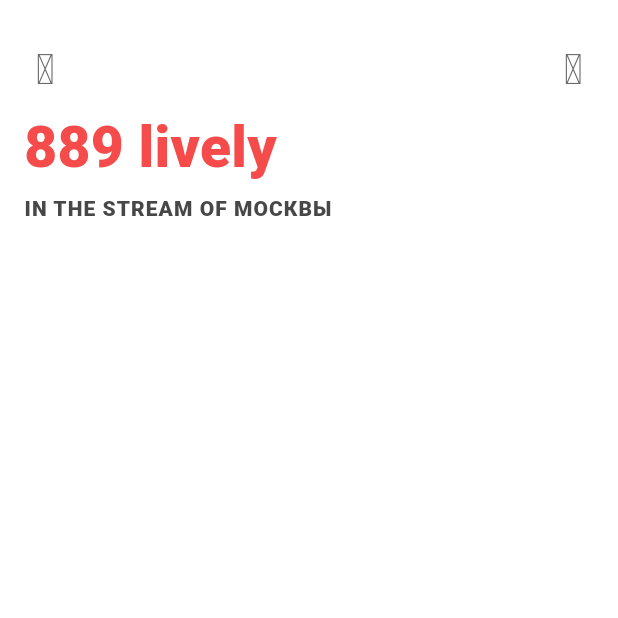
After one commit to Lively-One-App/lively, a Flutter app: the HomePage screen opened directly, on a phone screen of 412 x 824 dp, the top half of it. The commit adds this screen. Run offline on Flutter 3.47's test engine with Material 2 defaults, Android fonts, the phone set to English and light mode, and no system bars; our stand-ins replace bloc, dio, firebase_core, flutter_bloc, freezed_annotation, lottie; missing offline and left inert: a package; accounts and stored records are empty; Roboto replaces fonts that are missing (Muller).

Commit message:
Home screen top buttons and text UI

```diff
--- a/lib/src/my_app.dart
+++ b/lib/src/my_app.dart
@@ -21,6 +21,7 @@ class MyApp extends StatelessWidget {
         GlobalCupertinoLocalizations.delegate,
       ],
       supportedLocales: S.delegate.supportedLocales,
+      initialRoute: Routes.initialRoute,
       routes: Routes.routing(),
       theme: MyThemes.lightTheme,
       home: Home(),
--- /dev/null
+++ b/lib/src/pages/home_page.dart
@@ -0,0 +1,92 @@
+import 'package:flutter/material.dart';
+import 'package:lively/generated/l10n.dart';
+import 'package:lively/src/app_icons.dart';
+
+class HomePage extends StatelessWidget {
+  const HomePage({Key? key}) : super(key: key);
+
+  @override
+  Widget build(BuildContext context) {
+    return Scaffold(
+      drawer: const Drawer(),
+      body: SafeArea(
+        child: Column(
+          crossAxisAlignment: CrossAxisAlignment.start,
+          children: const [
+            _AppBar(),
+            _TopText(),
+          ],
+        ),
+      ),
+    );
+  }
+}
+
+class _AppBar extends StatelessWidget {
+  const _AppBar({Key? key}) : super(key: key);
+
+  @override
+  Widget build(BuildContext context) {
+    return Padding(
+      padding: const EdgeInsets.only(top: 16),
+      child: Row(
+        mainAxisAlignment: MainAxisAlignment.spaceBetween,
+        children: [
+          IconButton(
+            onPressed: Scaffold.of(context).openDrawer,
+            padding: const EdgeInsets.all(16),
+            iconSize: 28,
+            color: const Color(0xFF696969),
+            icon: const Icon(AppIcons.menu),
+          ),
+          IconButton(
+            onPressed: () {},
+            padding: const EdgeInsets.all(16),
+            iconSize: 28,
+            color: const Color(0xFF696969),
+            icon: const Icon(AppIcons.question),
+          ),
+        ],
+      ),
+    );
+  }
+}
+
+class _TopText extends StatelessWidget {
+  const _TopText({Key? key}) : super(key: key);
+
+  @override
+  Widget build(BuildContext context) {
+    final localizations = S.of(context);
+
+    return Padding(
+      padding: const EdgeInsets.symmetric(horizontal: 16),
+      child: Column(
+        crossAxisAlignment: CrossAxisAlignment.start,
+        children: [
+          Text(
+            '889 ${localizations.lively}',
+            style: const TextStyle(
+              color: Color(0xFFF64B4B),
+              fontFamily: 'Muller',
+              fontSize: 38,
+              letterSpacing: 0.2,
+              fontWeight: FontWeight.w800,
+            ),
+          ),
+          const SizedBox(height: 10),
+          Text(
+            '${localizations.inTheStreamOf} МОСКВЫ',
+            style: const TextStyle(
+              color: Color(0xFF474747),
+              fontFamily: 'Muller',
+              fontSize: 14,
+              letterSpacing: 0.7,
+              fontWeight: FontWeight.w800,
+            ),
+          ),
+        ],
+      ),
+    );
+  }
+}
--- a/lib/src/routes.dart
+++ b/lib/src/routes.dart
@@ -1,6 +1,9 @@
 import 'package:flutter/widgets.dart';
+import 'package:lively/src/pages/home_page.dart';
 
 abstract class Routes {
+  static String initialRoute = '/';
+
   static Map<String, Widget Function(BuildContext)> routing() {
     return {};
   }
```
Also changed, not shown: pubspec.yaml (+10 -0 lines).
